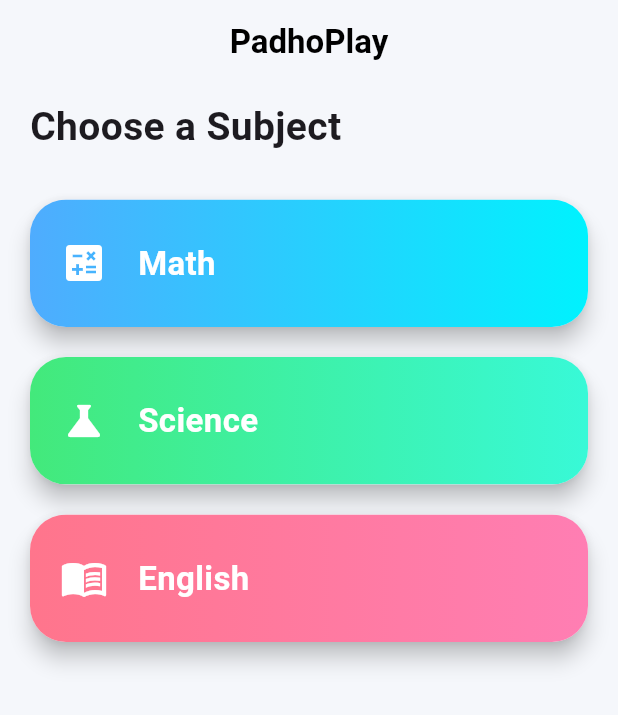
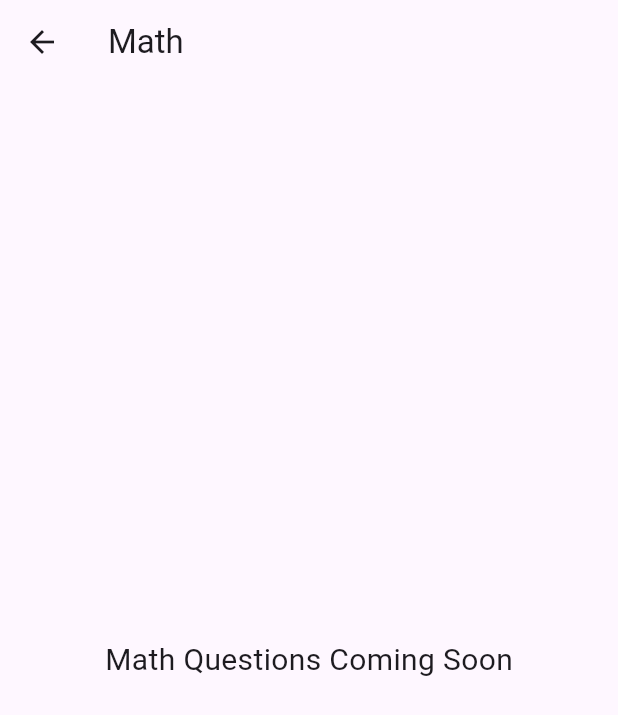
Before and after one commit to MasterOm08/pinnacle.github.io, a Flutter app: the screen it shows after launch, after a tap on "Math", on a phone screen of 412 x 824 dp. Shown: the top 715 px of the screen. Run offline on Flutter 3.47's test engine with Material 3 defaults, Android fonts, the phone set to English and light mode, and no system bars.

Commit message:
Added screens for Math, Science and English.

```diff
--- a/lib/screens/home_screen.dart
+++ b/lib/screens/home_screen.dart
@@ -1,4 +1,7 @@
 import 'package:flutter/material.dart';
+import 'package:flutter_test1/screens/math_screen.dart';
+import 'package:flutter_test1/screens/science_screen.dart';
+import 'package:flutter_test1/screens/english_screen.dart';
 
 class HomeScreen extends StatelessWidget {
   const HomeScreen({super.key});
@@ -53,7 +56,12 @@
                     Color(0xFF00F2FE)
                   ],
                   onTap: () {
-                    debugPrint("Math tapped");
+                    Navigator.push(
+                    context,
+                    MaterialPageRoute(
+                      builder: (_) => const MathScreen(),
+                      ),
+                    );
                   },
                 ),
 
@@ -65,7 +73,12 @@
                     Color(0xFF38F9D7)
                   ],
                   onTap: () {
-                    debugPrint("Science tapped");
+                    Navigator.push(
+                    context,
+                    MaterialPageRoute(
+                      builder: (_) => const ScienceScreen(),
+                      ),
+                    );
                   },
                 ),
 
@@ -77,7 +90,12 @@
                     Color(0xFFFF7EB3)
                   ],
                   onTap: () {
-                    debugPrint("English tapped");
+                    Navigator.push(
+                    context,
+                    MaterialPageRoute(
+                      builder: (_) => const EnglishScreen(),
+                      ),
+                    );
                   },
                 ),
 
--- /dev/null
+++ b/lib/screens/math_screen.dart
@@ -0,0 +1,18 @@
+import 'package:flutter/material.dart';
+
+class MathScreen extends StatelessWidget {
+  const MathScreen({super.key});
+
+  @override
+  Widget build(BuildContext context) {
+    return Scaffold(
+      appBar: AppBar(title: const Text("Math")),
+      body: const Center(
+        child: Text(
+          "Math Questions Coming Soon",
+          style: TextStyle(fontSize: 20),
+        ),
+      ),
+    );
+  }
+}
```
Also changed, not shown: lib/screens/english_screen.dart (added, +18 -0 lines), lib/screens/science_screen.dart (added, +18 -0 lines).
